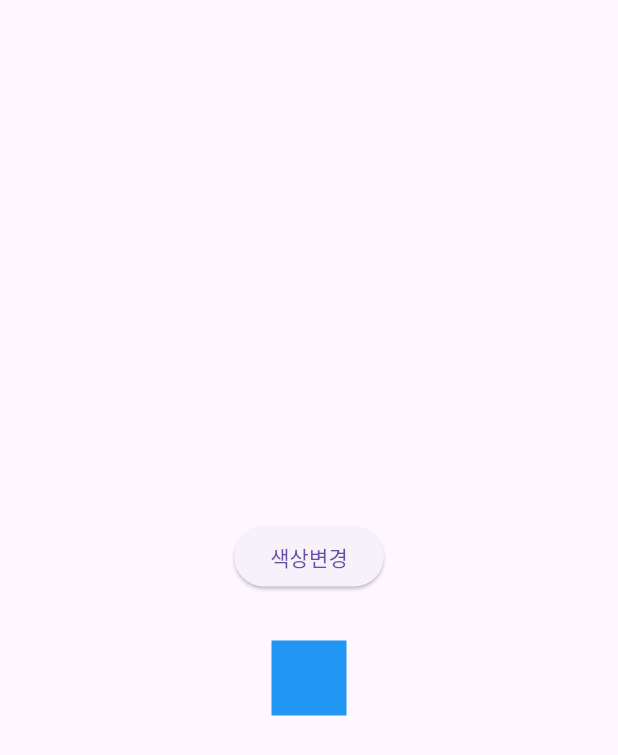
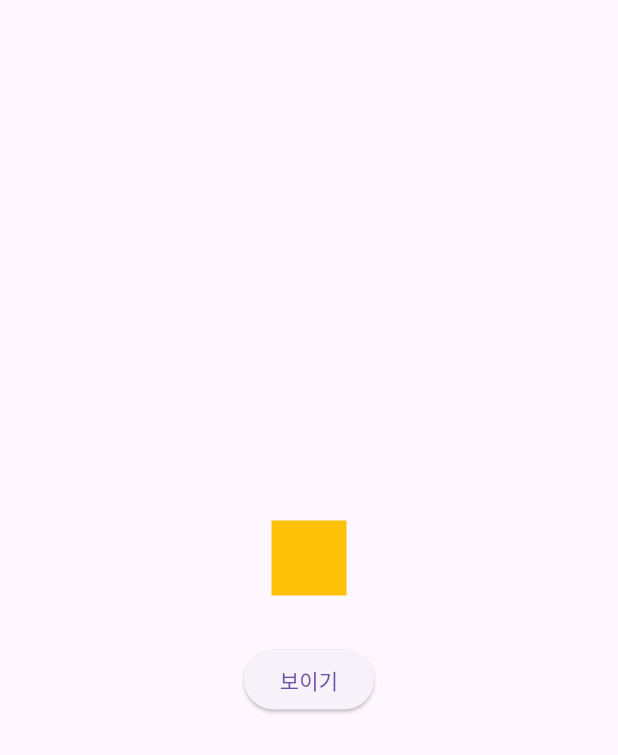
Before and after one commit to doubleTomato/flutterStudy, a Flutter app: the screen it shows after launch, on a phone screen of 412 x 824 dp. Shown: the top 755 px of the screen. Run offline on Flutter 3.47's test engine with Material 3 defaults, Android fonts, the phone set to English and light mode, and no system bars.

Commit message:
[add] lifecycle 공부

```diff
--- a/fluttertsetpj/lib/main.dart
+++ b/fluttertsetpj/lib/main.dart
@@ -1,9 +1,11 @@
 import 'package:flutter/material.dart';
-import 'package:fluttertsetpj/screen/home_screen.dart';
+import 'package:fluttertsetpj/screen/home_screen.dart';//widgetfull 색상변경 테스트용
+import 'package:fluttertsetpj/screen/widgetlessl_lifesycle.dart';//statelesswidget lifesycle
+import 'package:fluttertsetpj/screen/widgetfull_lifesycle.dart';
 void main() {
   runApp(
     MaterialApp(
-      home: HomeScreen(),
+      home: WidgetfullLifesycle(),
     )
   );
 }
--- /dev/null
+++ b/fluttertsetpj/lib/screen/widgetfull_lifesycle.dart
@@ -0,0 +1,69 @@
+import 'package:flutter/material.dart';
+
+class WidgetfullLifesycle extends StatefulWidget {
+  const WidgetfullLifesycle({super.key});
+
+  @override
+  State<WidgetfullLifesycle> createState() => _WidgetfullLifesycleState();
+}
+
+class _WidgetfullLifesycleState extends State<WidgetfullLifesycle> {
+  Color color  = Colors.amber;
+  bool isShow = true;
+  @override
+  Widget build(BuildContext context) {
+    return Scaffold(
+      body: SizedBox(
+        width: double.infinity,
+        child: Column(
+          mainAxisAlignment: MainAxisAlignment.center,
+          children: [
+            if(isShow) GestureDetector(
+              onTap: (){
+                setState(() {
+                  color = color == Colors.amber ? Colors.lightGreenAccent:Colors.amber;
+                  print(color);
+                });
+
+              },
+                child: CodeFactory(color:color)),
+            SizedBox(height: 32,),
+            ElevatedButton(onPressed: (){
+              setState(() {
+                isShow = !isShow;
+              });
+              print(isShow);
+            }, child: Text("보이기"))
+          ],
+        ),
+      )
+    );
+  }
+}
+
+
+class CodeFactory extends StatefulWidget {
+  final Color color;
+  const CodeFactory({super.key,required this.color});
+
+  @override
+  State<CodeFactory> createState() => _CodeFactoryState();
+}
+
+class _CodeFactoryState extends State<CodeFactory> {
+  @override
+  Widget build(BuildContext context) {
+    return  GestureDetector(
+      onTap: (){
+        setState(() {
+
+        });
+      },
+      child: Container(
+        width: 50,
+        height: 50,
+        color: widget.color
+      ),
+    );
+  }
+}
```
Also changed, not shown: fluttertsetpj/lib/screen/widgetlessl_lifesycle.dart (added, +32 -0 lines).
